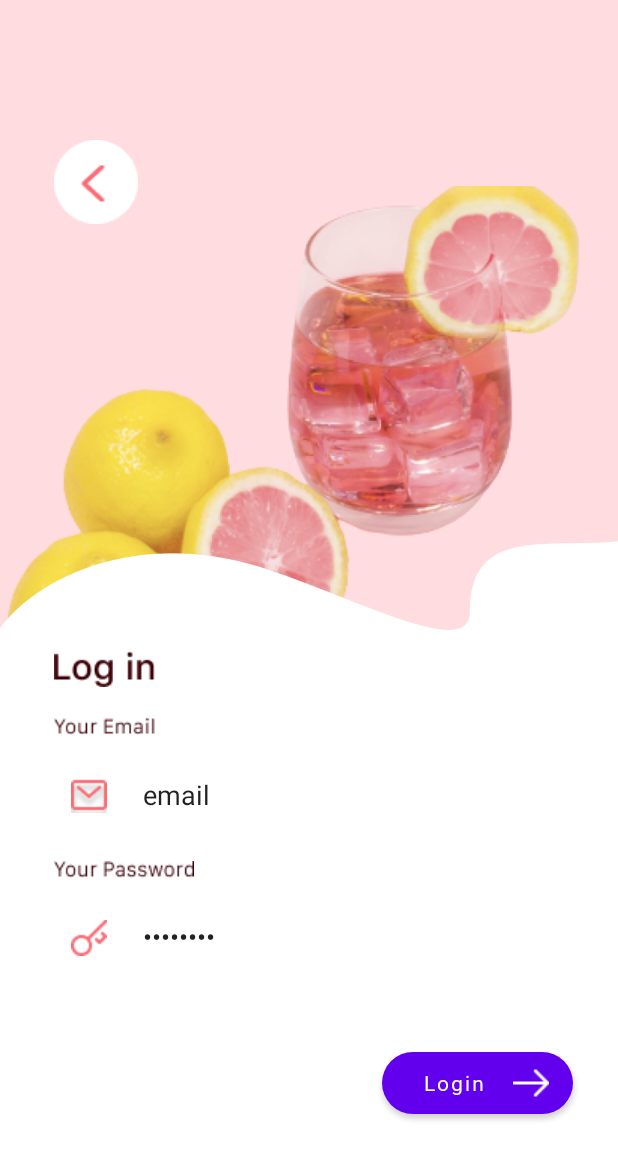
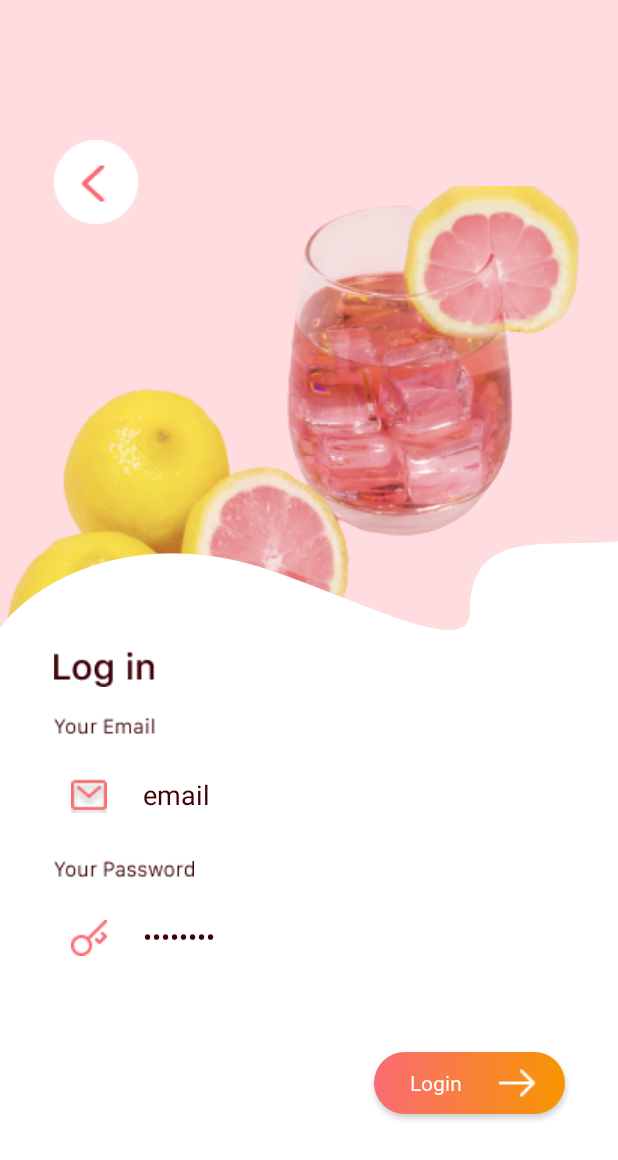
Before and after one commit to Izmayluv/Figma, an Android app: the layout activity_third.xml on its own in the app's theme, with its tools: preview values and no code run, on a phone screen of 412 x 824 dp. Shown: the top 1160 px of the screen. Run offline under Robolectric (Android 15) with nearby library versions, the phone set to English and light mode, and no system bars.

Commit message:
Maket is done

```diff
--- a/app/src/main/AndroidManifest.xml
+++ b/app/src/main/AndroidManifest.xml
@@ -5,10 +5,10 @@
     <application
         android:allowBackup="true"
         android:icon="@mipmap/ic_launcher"
-        android:label="@string/app_name"
         android:roundIcon="@mipmap/ic_launcher_round"
         android:supportsRtl="true"
-        android:theme="@style/Theme.Figma">
+        android:label="Figma"
+        android:theme="@style/Theme.AppCompat.DayNight.NoActionBar">
         <activity
             android:name=".FirstActivity"
             android:exported="true">
--- a/app/src/main/res/drawable/gradient2.xml
+++ b/app/src/main/res/drawable/gradient2.xml
@@ -3,7 +3,4 @@
     <gradient
         android:startColor="#FA6B74"
         android:endColor="#F89500" />
-    <corners
-        android:radius="22dp"
-        />
 </shape>
--- a/app/src/main/res/layout/activity_second.xml
+++ b/app/src/main/res/layout/activity_second.xml
@@ -63,6 +63,7 @@
         android:layout_height="0dp"
         android:layout_marginBottom="10dp"
         android:fontFamily="@font/text"
+        android:textColor="@color/white"
         android:text="Sign up"
         android:background="@drawable/gradient"
         android:textAllCaps="false"
@@ -77,11 +78,11 @@
         android:layout_width="152dp"
         android:layout_height="0dp"
         android:layout_marginBottom="104dp"
+        android:background="@drawable/whitebtn"
+        android:textColor="#FA6B74"
         android:fontFamily="@font/text"
         android:text="Login"
-        android:background="@drawable/whitebtn"
         android:textAllCaps="false"
-        android:textColor="@color/login"
         app:layout_constraintBottom_toBottomOf="parent"
         app:layout_constraintEnd_toEndOf="parent"
         app:layout_constraintStart_toStartOf="parent"
--- a/app/src/main/res/layout/activity_third.xml
+++ b/app/src/main/res/layout/activity_third.xml
@@ -24,8 +24,8 @@
         app:layout_constraintTop_toTopOf="parent"
         app:layout_constraintVertical_bias="0.0"
         app:srcCompat="@drawable/dr2"
-        tools:layout_editor_absoluteX="-14dp"
-        tools:ignore="MissingConstraints" />
+        tools:ignore="MissingConstraints"
+        tools:layout_editor_absoluteX="-14dp" />
 
     <ImageView
         android:id="@+id/imageView9"
@@ -96,6 +96,7 @@
         android:inputType="textPersonName"
         android:minHeight="48dp"
         android:text="email"
+        android:textColor="#3F0108"
         app:layout_constraintStart_toEndOf="@+id/imageView14"
         app:layout_constraintTop_toBottomOf="@+id/imageView11" />
 
@@ -111,6 +112,7 @@
         android:minHeight="48dp"
         android:password="true"
         android:text="password"
+        android:textColor="#3F0108"
         app:layout_constraintStart_toEndOf="@+id/imageView13"
         app:layout_constraintTop_toBottomOf="@+id/imageView12" />
 
@@ -121,14 +123,22 @@
         android:background="@drawable/gradient"
         android:drawableEnd="@drawable/ar1"
         android:fontFamily="@font/text"
+        android:paddingRight="20dp"
         android:text="Login"
         android:textAllCaps="false"
+        android:textColor="@color/white"
         app:layout_constraintBottom_toBottomOf="parent"
         app:layout_constraintEnd_toEndOf="parent"
-        app:layout_constraintHorizontal_bias="0.894"
+        app:layout_constraintHorizontal_bias="0.875"
         app:layout_constraintStart_toStartOf="parent"
         app:layout_constraintTop_toBottomOf="@+id/editTextTextPersonName2"
         app:layout_constraintVertical_bias="0.395"
         tools:ignore="TouchTargetSizeCheck" />
 
+    <androidx.constraintlayout.widget.Group
+        android:id="@+id/group"
+        android:layout_width="wrap_content"
+        android:layout_height="wrap_content"
+        app:constraint_referenced_ids="imageView8,imageView9,imageView10,imageView11,imageView12,imageView13,imageView14,editTextTextPersonName,editTextTextPersonName2" />
+
 </androidx.constraintlayout.widget.ConstraintLayout>
--- a/app/src/main/res/values/themes.xml
+++ b/app/src/main/res/values/themes.xml
@@ -1,6 +1,6 @@
 <resources xmlns:tools="http://schemas.android.com/tools">
     <!-- Base application theme. -->
-    <style name="Theme.Figma" parent="Theme.MaterialComponents.DayNight.DarkActionBar">
+    <style name="Theme.Figma" parent="Theme.MaterialComponents.DayNight.Bridge">
         <!-- Primary brand color. -->
         <item name="colorPrimary">@color/purple_500</item>
         <item name="colorPrimaryVariant">@color/purple_700</item>
```
